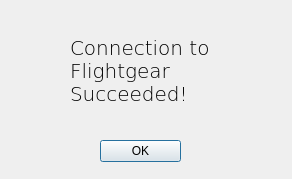
QDeltaSoft/qradiopredict, file QRadioPredict/connectionsuccessdialog.ui: the form before one commit.
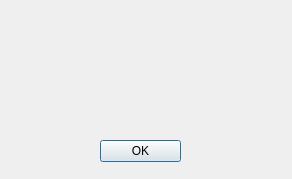
The form after the commit. Icons and pictures are not drawn.

What changed in the file:
```diff
--- a/QRadioPredict/connectionsuccessdialog.ui
+++ b/QRadioPredict/connectionsuccessdialog.ui
@@ -47,7 +47,7 @@
 </string>
    </property>
    <property name="text">
-    <string>Connection to Flightgear Succeeded!</string>
+    <string/>
    </property>
    <property name="wordWrap">
     <bool>true</bool>
```
